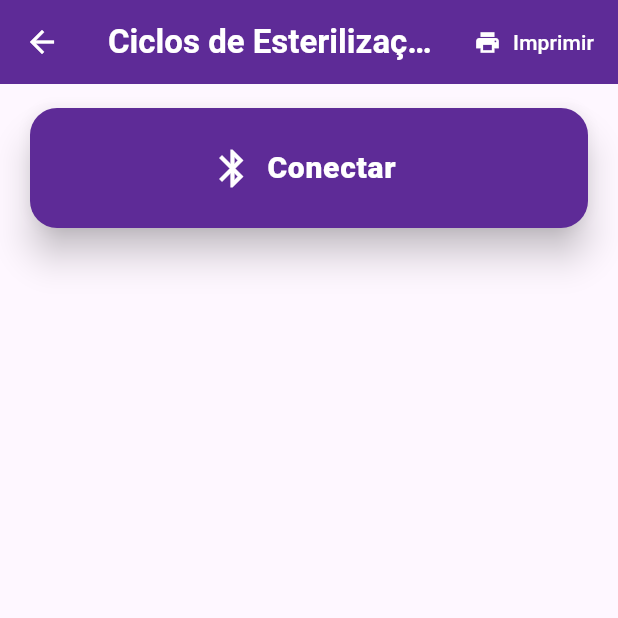
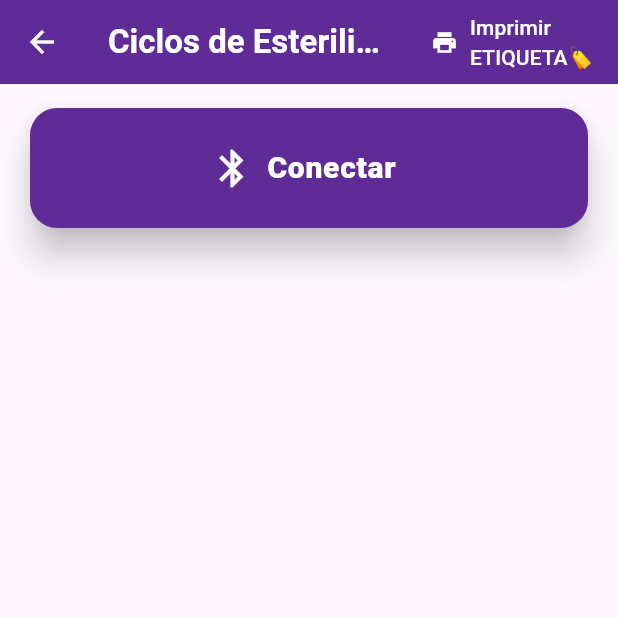
Before and after one commit to marcelnery/steriapp-backend, a Flutter app: the CyclesPage screen opened directly, on a phone screen of 412 x 824 dp, the top half of it. Run offline on Flutter 3.47's test engine with Material 3 defaults, Android fonts, the phone set to English and light mode, and no system bars; our stand-ins replace app_links, flutter_blue_plus, open_filex, pdf, permission_handler, printing and 2 more; missing offline and left inert: barcode; accounts and stored records are empty; network calls fail.

Commit message:
conserto do botao de imporessao para impressao de etiqueta

```diff
--- a/lib/features/cycles/pages/cycles_page.dart
+++ b/lib/features/cycles/pages/cycles_page.dart
@@ -588,7 +588,7 @@ Navigator.push(
       },
       icon: const Icon(Icons.print, color: Colors.white),
       label: const Text(
-        "Imprimir",
+        "Imprimir\nETIQUETA🏷️",
         style: TextStyle(color: Colors.white),
       ),
     ),
```
